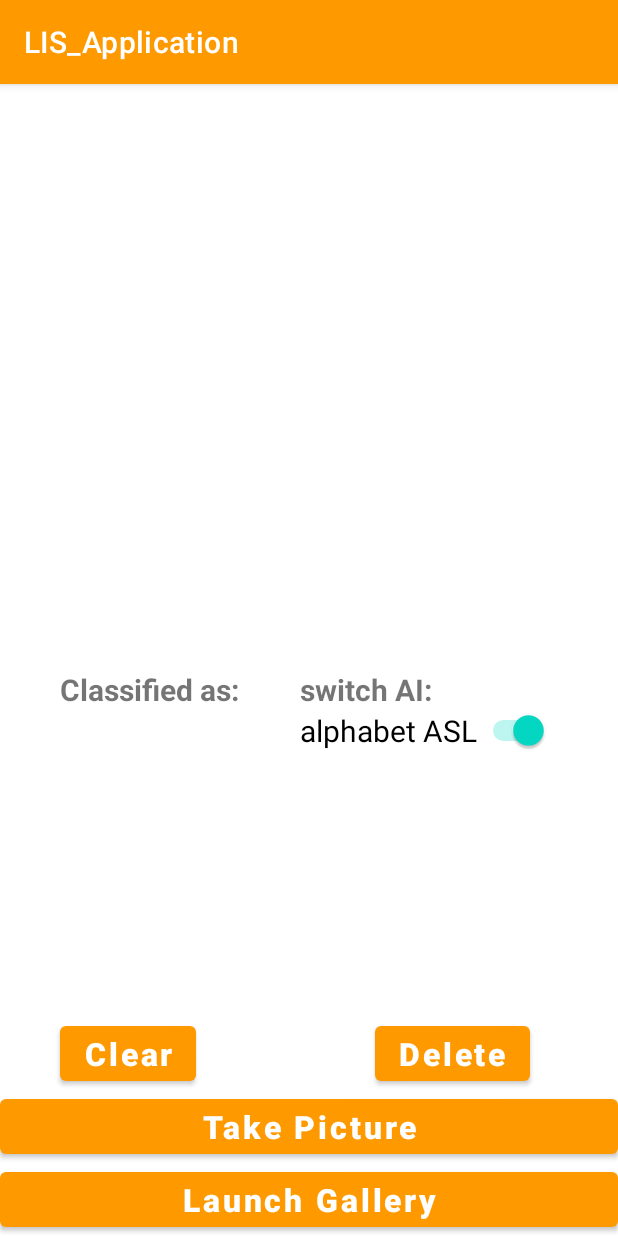
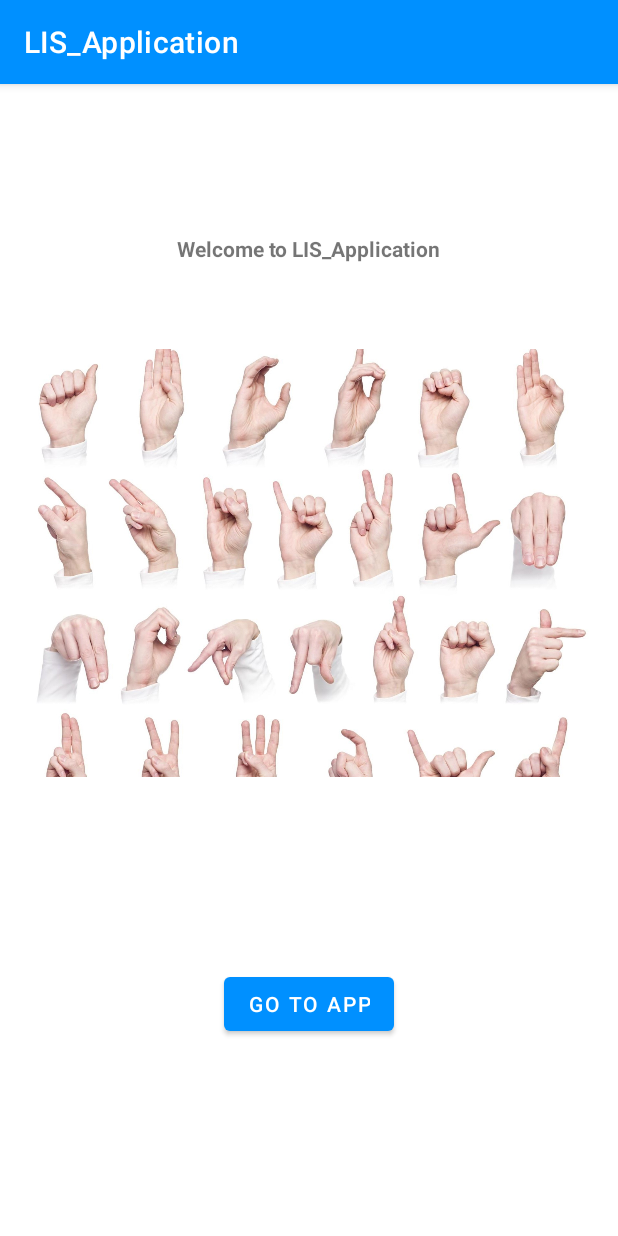
Before and after one commit to GianluigiCaramanna/LIS_Application, an Android app: the screen it shows after launch (MainActivity before the commit, WelcomePage after it), on a phone screen of 412 x 824 dp. Run offline under Robolectric (Android 15) with nearby library versions, the light colour scheme and no system bars; libraries missing offline, so code that uses them is left out: app.ij.

Commit message:
Finish project

```diff
--- a/app/src/main/AndroidManifest.xml
+++ b/app/src/main/AndroidManifest.xml
@@ -12,14 +12,14 @@
         android:supportsRtl="true"
         android:theme="@style/Theme.MLWithTensorFlowLite">
         <activity
-            android:name="app.ij.LIS_Application.MainActivity"
+            android:name="app.ij.LIS_Application.WelcomePage"
             android:exported="true">
             <intent-filter>
                 <action android:name="android.intent.action.MAIN" />
-
                 <category android:name="android.intent.category.LAUNCHER" />
             </intent-filter>
         </activity>
+        <activity android:name=".MainActivity"></activity>
     </application>
 
 </manifest>
--- a/app/src/main/java/app/ij/LIS_Application/MainActivity.java
+++ b/app/src/main/java/app/ij/LIS_Application/MainActivity.java
@@ -4,6 +4,7 @@ import androidx.annotation.Nullable;
 import androidx.appcompat.app.AppCompatActivity;
 
 import android.Manifest;
+import android.app.Activity;
 import android.content.Intent;
 import android.content.pm.PackageManager;
 import android.graphics.Bitmap;
--- /dev/null
+++ b/app/src/main/java/app/ij/LIS_Application/WelcomePage.java
@@ -0,0 +1,33 @@
+package app.ij.LIS_Application;
+
+import android.app.Activity;
+import android.content.Intent;
+import android.os.Bundle;
+import android.view.View;
+import android.widget.Button;
+
+import androidx.annotation.Nullable;
+import androidx.appcompat.app.AppCompatActivity;
+
+public class WelcomePage extends AppCompatActivity {
+
+    Button goBat;
+
+    @Override
+    protected void onCreate(@Nullable Bundle savedInstanceState) {
+        super.onCreate(savedInstanceState);
+        setContentView(R.layout.page1);
+
+        goBat = findViewById(R.id.GoButton);
+
+        goBat.setOnClickListener(new View.OnClickListener() {
+            @Override
+            public void onClick(View view) {
+                Intent intent = new Intent(WelcomePage.this, MainActivity.class);
+                startActivity(intent);
+            }
+        });
+
+
+    }
+}
--- /dev/null
+++ b/app/src/main/res/layout/page1.xml
@@ -0,0 +1,34 @@
+<?xml version="1.0" encoding="utf-8"?>
+<LinearLayout xmlns:android="http://schemas.android.com/apk/res/android"
+    android:layout_width="match_parent"
+    android:layout_height="match_parent"
+    android:orientation="vertical"
+    android:gravity="center_horizontal">
+
+
+    <TextView
+        android:layout_width="wrap_content"
+        android:gravity="center_horizontal"
+        android:layout_height="wrap_content"
+        android:layout_marginTop="100dp"
+        android:textStyle="bold"
+        android:text="@string/Page1"
+        android:layout_below="@+id/imageView"/>
+    <ImageView
+        android:id="@+id/imageView1"
+        android:src="@drawable/lis"
+        android:layout_height="400dp"
+        android:layout_width="400dp"
+        android:layout_gravity="center"/>
+    <Button
+        android:id="@+id/GoButton"
+        android:layout_width="wrap_content"
+        android:layout_height="wrap_content"
+        android:layout_marginTop="70dp"
+        android:text="@string/Go">
+    </Button>
+
+
+
+
+</LinearLayout>
--- a/app/src/main/res/values/strings.xml
+++ b/app/src/main/res/values/strings.xml
@@ -1,3 +1,5 @@
 <resources>
     <string name="app_name">LIS_Application</string>
+    <string name="Page1">Welcome to LIS_Application</string>
+    <string name="Go">GO TO APP</string>
 </resources>
--- a/app/src/main/res/values/themes.xml
+++ b/app/src/main/res/values/themes.xml
@@ -2,8 +2,8 @@
     <!-- Base application theme. -->
     <style name="Theme.MLWithTensorFlowLite" parent="Theme.MaterialComponents.DayNight.DarkActionBar">
         <!-- Primary brand color. -->
-        <item name="colorPrimary">@color/purple_500</item>
-        <item name="colorPrimaryVariant">@color/purple_700</item>
+        <item name="colorPrimary">#0090FF</item>
+        <item name="colorPrimaryVariant">#0042E8</item>
         <item name="colorOnPrimary">@color/white</item>
         <!-- Secondary brand color. -->
         <item name="colorSecondary">@color/teal_200</item>
```
Also changed, not shown: app/src/main/res/drawable-v24/lis.jpg (added).
